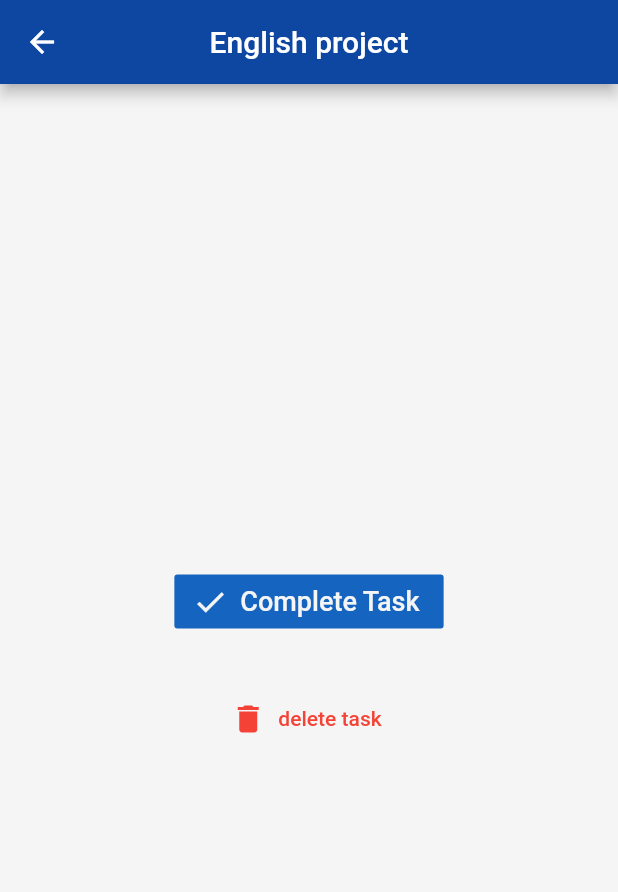
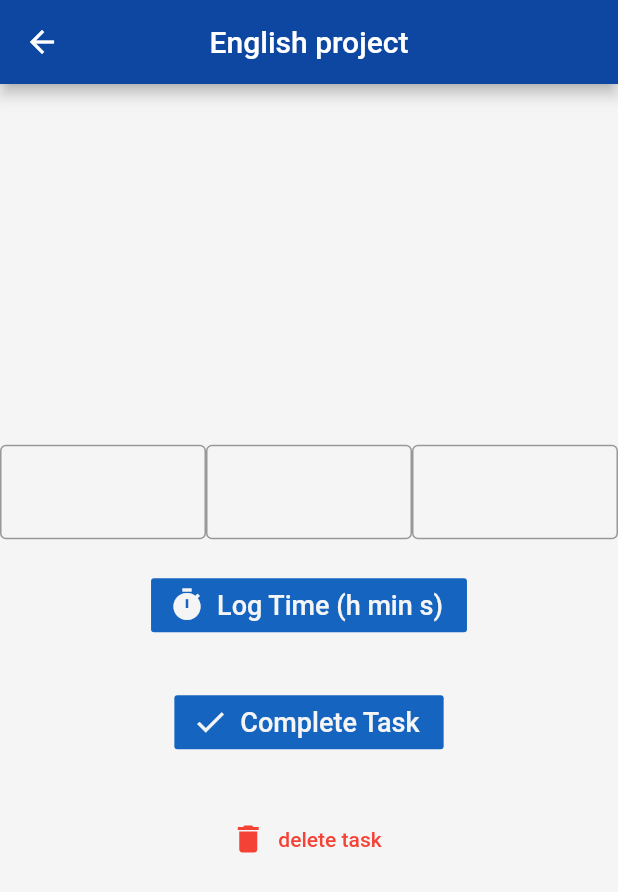
Before and after one commit to neilk3211/htn2020project, a Flutter app: the screen it shows after launch, after a tap on "English project", on a phone screen of 412 x 824 dp. Shown: the top 892 px of the screen. Run offline on Flutter 3.47's test engine with Material 2 defaults, Android fonts, the phone set to English and light mode, and no system bars; our stand-ins replace table_calendar.

Commit message:
Add log time function; not interactive
- Add button and text fields for logging time
- Did not add logic to store entered input or update time remaining

```diff
--- a/lib/pages/edit_task.dart
+++ b/lib/pages/edit_task.dart
@@ -25,6 +25,59 @@ class _EditTaskState extends State<EditTask> {
         child: Column(
           mainAxisAlignment: MainAxisAlignment.center,
           children: [
+            Row(
+              mainAxisAlignment: MainAxisAlignment.spaceEvenly,
+              crossAxisAlignment: CrossAxisAlignment.start,
+              children: <Widget>[
+                Flexible(
+                  child: TextField(
+                    decoration: InputDecoration(
+                      border: OutlineInputBorder(),
+                    ),
+                    style: TextStyle(
+                      fontSize: 20,
+                    ),
+                  ),
+                ),
+                Flexible(
+                  child: TextField(
+                    decoration: InputDecoration(
+                      border: OutlineInputBorder(),
+                    ),
+                    style: TextStyle(
+                      fontSize: 20,
+                    ),
+                  ),
+                ),
+                Flexible(
+                  child: TextField(
+                    decoration: InputDecoration(
+                      border: OutlineInputBorder(),
+                    ),
+                    style: TextStyle(
+                      fontSize: 20,
+                    ),
+                  ),
+                ),
+              ],
+            ),
+            SizedBox(height: 20),
+            FlatButton.icon(
+              onPressed: () {
+                // action upon button press
+              },
+              icon: Icon(Icons.timer,
+                color: Colors.grey[100],
+              ),
+              label: Text('Log Time (h min s)',
+                style: TextStyle(
+                  color: Colors.grey[100],
+                  fontSize: 18,
+                ),
+              ),
+              color: Colors.blue[800],
+            ),
+            SizedBox(height: 30),
             FlatButton.icon(
               onPressed: () {
                 Navigator.pop(context, {
```
